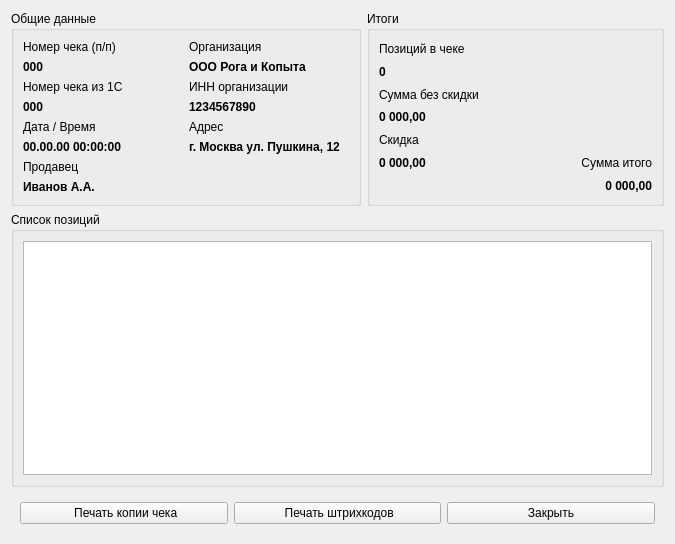
Qt form src/ui/chequewindow.ui (savelev-a/1cPrintServer) before a commit.
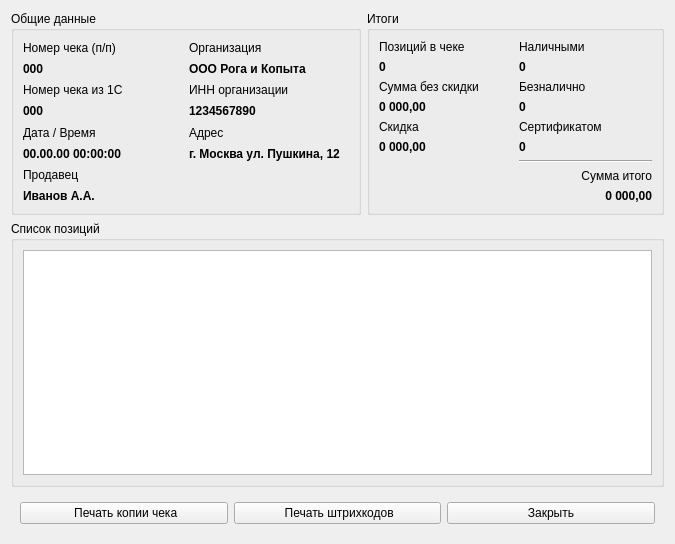
The same form after that commit. Icons and pictures are not drawn.

The edit to the form file:
```diff
--- a/src/ui/chequewindow.ui
+++ b/src/ui/chequewindow.ui
@@ -187,6 +187,92 @@
       <string>Итоги</string>
      </property>
      <layout class="QGridLayout" name="gridLayout_3">
+      <item row="4" column="1">
+       <widget class="QLabel" name="labelCert">
+        <property name="text">
+         <string>Сертификатом</string>
+        </property>
+       </widget>
+      </item>
+      <item row="3" column="1">
+       <widget class="QLabel" name="beznalField">
+        <property name="font">
+         <font>
+          <weight>75</weight>
+          <bold>true</bold>
+         </font>
+        </property>
+        <property name="text">
+         <string>0</string>
+        </property>
+       </widget>
+      </item>
+      <item row="0" column="1">
+       <widget class="QLabel" name="labelNal">
+        <property name="text">
+         <string>Наличными</string>
+        </property>
+       </widget>
+      </item>
+      <item row="2" column="1">
+       <widget class="QLabel" name="labelBeznal">
+        <property name="text">
+         <string>Безналично</string>
+        </property>
+       </widget>
+      </item>
+      <item row="1" column="1">
+       <widget class="QLabel" name="nalField">
+        <property name="font">
+         <font>
+          <weight>75</weight>
+          <bold>true</bold>
+         </font>
+        </property>
+        <property name="text">
+         <string>0</string>
+        </property>
+       </widget>
+      </item>
+      <item row="7" column="1">
+       <widget class="QLabel" name="labelTotals">
+        <property name="text">
+         <string>Сумма итого</string>
+        </property>
+        <property name="alignment">
+         <set>Qt::AlignRight|Qt::AlignTrailing|Qt::AlignVCenter</set>
+        </property>
+       </widget>
+      </item>
+      <item row="5" column="1">
+       <widget class="QLabel" name="certField">
+        <property name="font">
+         <font>
+          <weight>75</weight>
+          <bold>true</bold>
+         </font>
+        </property>
+        <property name="text">
+         <string>0</string>
+        </property>
+       </widget>
+      </item>
+      <item row="8" column="1">
+       <widget class="QLabel" name="totalsField">
+        <property name="font">
+         <font>
+          <weight>75</weight>
+          <bold>true</bold>
+         </font>
+        </property>
+        <property name="text">
+         <string>0 000,00</string>
+        </property>
+        <property name="alignment">
+         <set>Qt::AlignRight|Qt::AlignTrailing|Qt::AlignVCenter</set>
+        </property>
+       </widget>
+      </item>
       <item row="4" column="0">
        <widget class="QLabel" name="labelDiscount">
         <property name="text">
@@ -214,19 +300,6 @@
         </property>
        </widget>
       </item>
-      <item row="5" column="0">
-       <widget class="QLabel" name="totalDiscountField">
-        <property name="font">
-         <font>
-          <weight>75</weight>
-          <bold>true</bold>
-         </font>
-        </property>
-        <property name="text">
-         <string>0 000,00</string>
-        </property>
-       </widget>
-      </item>
       <item row="2" column="0">
        <widget class="QLabel" name="labelSumWithoutDisc">
         <property name="text">
@@ -247,18 +320,15 @@
         </property>
        </widget>
       </item>
-      <item row="5" column="1">
-       <widget class="QLabel" name="labelTotals">
-        <property name="text">
-         <string>Сумма итого</string>
-        </property>
-        <property name="alignment">
-         <set>Qt::AlignRight|Qt::AlignTrailing|Qt::AlignVCenter</set>
-        </property>
-       </widget>
-      </item>
       <item row="6" column="1">
-       <widget class="QLabel" name="totalsField">
+       <widget class="Line" name="line">
+        <property name="orientation">
+         <enum>Qt::Horizontal</enum>
+        </property>
+       </widget>
+      </item>
+      <item row="5" column="0">
+       <widget class="QLabel" name="totalDiscountField">
         <property name="font">
          <font>
           <weight>75</weight>
@@ -268,9 +338,6 @@
         <property name="text">
          <string>0 000,00</string>
         </property>
-        <property name="alignment">
-         <set>Qt::AlignRight|Qt::AlignTrailing|Qt::AlignVCenter</set>
-        </property>
        </widget>
       </item>
      </layout>
```
